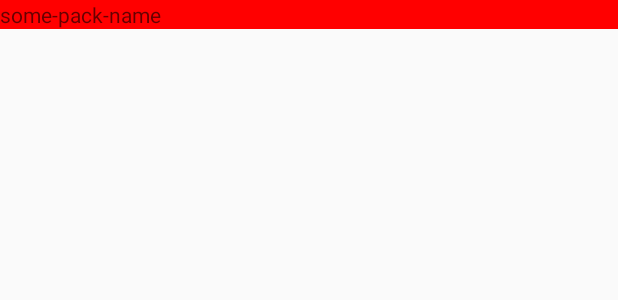
After one commit to kueda/UnderfootAndroid, an Android app: the layout pack_list_item.xml on its own in the app's theme, with its tools: preview values and no code run, on a phone screen of 412 x 824 dp. The commit adds this screen. Shown: the top 300 px of the screen. Run offline under Robolectric (Android 15) with nearby library versions, the phone set to English and light mode, and no system bars.

Commit message:
Downloads loads a remote JSON file of packs and shows them in a list.
Also updated Kotlin to support Kotlinx JSON deserialization.

```diff
--- /dev/null
+++ b/app/src/main/res/layout/pack_list_item.xml
@@ -0,0 +1,21 @@
+<?xml version="1.0" encoding="utf-8"?>
+<layout xmlns:app="http://schemas.android.com/apk/res-auto">
+    <data>
+        <variable
+            name="pack"
+            type="rocks.underfoot.underfootandroid.downloads.Pack" />
+    </data>
+    <androidx.constraintlayout.widget.ConstraintLayout
+    xmlns:android="http://schemas.android.com/apk/res/android" android:layout_width="match_parent"
+    android:layout_height="match_parent">
+        <TextView
+            android:layout_width="match_parent"
+            android:layout_height="wrap_content"
+            app:layout_constraintTop_toTopOf="parent"
+            android:text="@{pack.name}"
+            android:hint="some-pack-name"
+            android:textColor="@color/black"
+            android:background="#FF0000"
+            />
+    </androidx.constraintlayout.widget.ConstraintLayout>
+</layout>
--- a/app/src/main/res/navigation/nav_graph.xml
+++ b/app/src/main/res/navigation/nav_graph.xml
@@ -13,7 +13,7 @@
     </fragment>
     <fragment
         android:id="@+id/nav_downloads"
-        android:name="rocks.underfoot.underfootandroid.DownloadsFragment"
+        android:name="rocks.underfoot.underfootandroid.downloads.DownloadsFragment"
         android:label="Downloads"
         tools:layout="@layout/fragment_downloads" />
 </navigation>
--- a/build.gradle
+++ b/build.gradle
@@ -2,10 +2,12 @@
 
 buildscript {
     ext {
-        kotlin_version = "1.3.72"
+        kotlin_version = "1.4.0"
         tangram_version = "0.13.0"
         support_version = "26.0.2"
         nav_version = "2.3.0"
+        fuel_version = "2.2.0"
+        gson_version = "2.8.6"
     }
     repositories {
         jcenter()
@@ -14,6 +16,7 @@ buildscript {
     dependencies {
         classpath 'com.android.tools.build:gradle:4.0.1'
         classpath "org.jetbrains.kotlin:kotlin-gradle-plugin:$kotlin_version"
+        classpath "org.jetbrains.kotlin:kotlin-serialization:$kotlin_version"
 
         // NOTE: Do not place your application dependencies here; they belong
         // in the individual module build.gradle files
```
Also changed, not shown: app/build.gradle (+6 -1 lines), app/src/main/java/rocks/underfoot/underfootandroid/DownloadsFragment.kt (deleted, +0 -73 lines), app/src/main/java/rocks/underfoot/underfootandroid/downloads/DownloadsFragment.kt (added, +81 -0 lines), app/src/main/java/rocks/underfoot/underfootandroid/downloads/DownloadsListBindings.kt (added, +30 -0 lines), app/src/main/java/rocks/underfoot/underfootandroid/downloads/DownloadsViewModel.kt (added, +67 -0 lines), app/src/main/java/rocks/underfoot/underfootandroid/downloads/PacksAdapter.kt (added, +48 -0 lines), app/src/main/res/layout/fragment_downloads.xml (+24 -10 lines).
